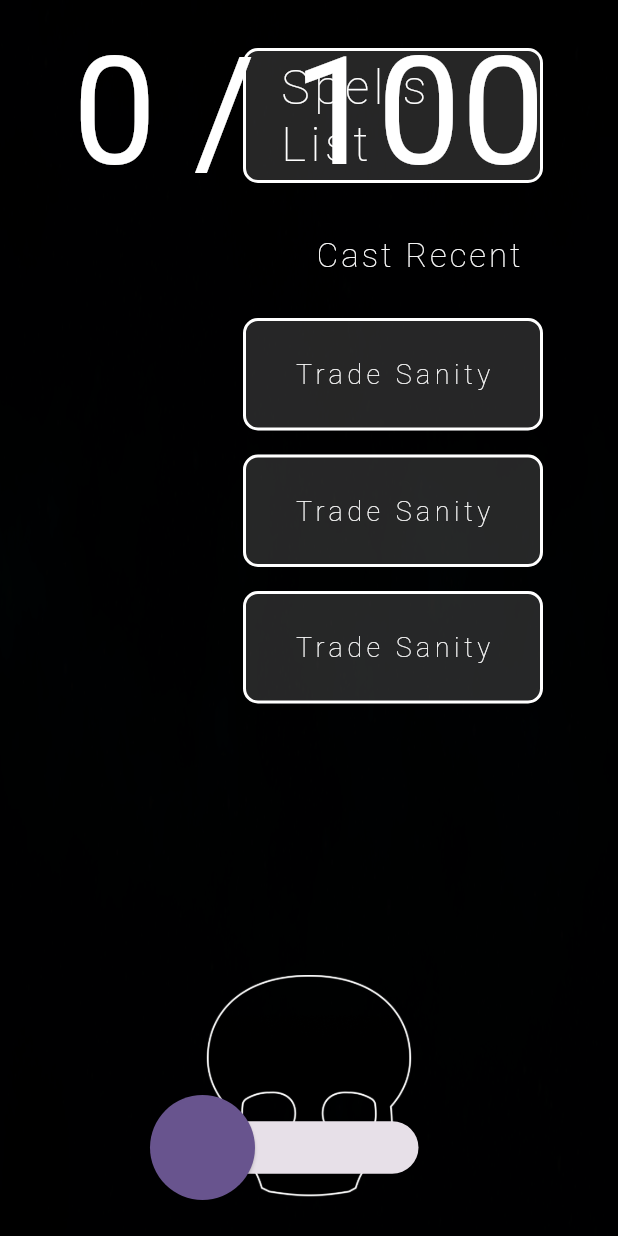
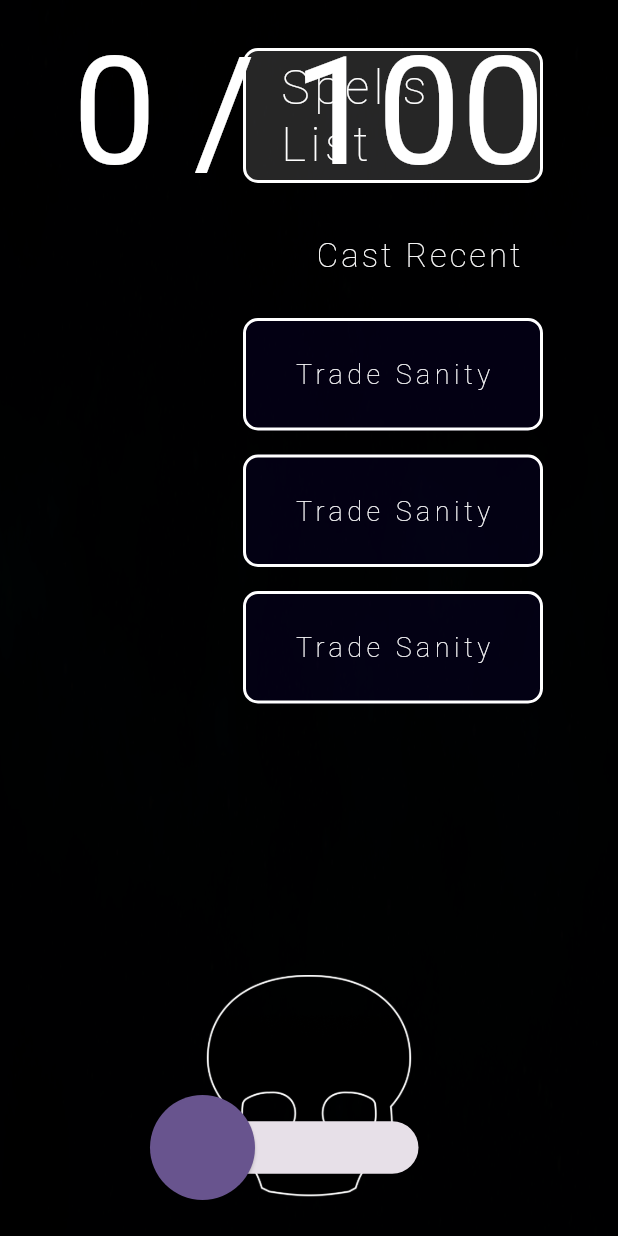
Before and after one commit to dompetriella/Madness-Meter-2.0, a Flutter app: the screen it shows after launch, on a phone screen of 412 x 824 dp. Run offline on Flutter 3.47's test engine with Material 2 defaults, Android fonts, the phone set to English and light mode, and no system bars; our stand-ins replace flutter_animate, flutter_dotenv, flutter_hooks, flutter_riverpod, google_fonts, hooks_riverpod and 1 more; accounts and stored records are empty; Roboto replaces fonts that are missing (Astloch).

Commit message:
adjust meter width

```diff
--- a/lib/home_page.dart
+++ b/lib/home_page.dart
@@ -167,7 +167,7 @@ class MadnessMeter extends ConsumerWidget {
           clipper: TriangleClipper(),
           child: AnimatedContainer(
             duration: 50.ms,
-            width: 5 * ref.watch(madnessMeterValue).toDouble() * 1.2,
+            width: 6.5 * ref.watch(madnessMeterValue).toDouble() * 1.2,
             height: 8 * ref.watch(madnessMeterValue).toDouble(),
             decoration: BoxDecoration(
                 gradient: LinearGradient(
@@ -324,7 +324,7 @@ class SpellDescription extends StatelessWidget {
   }
 }
 
-class SpellButton extends StatelessWidget {
+class SpellButton extends ConsumerWidget {
   final bool isSpellMenu;
   final String title;
   final VoidCallback onPressed;
@@ -335,7 +335,7 @@ class SpellButton extends StatelessWidget {
       required this.onPressed});
 
   @override
-  Widget build(BuildContext context) {
+  Widget build(BuildContext context, WidgetRef ref) {
     return Padding(
       padding: EdgeInsets.symmetric(vertical: isSpellMenu ? 16.0 : 8),
       child: ElevatedButton(
@@ -352,7 +352,11 @@ class SpellButton extends StatelessWidget {
         ),
         style: ElevatedButton.styleFrom(
             fixedSize: isSpellMenu ? Size(200, 90) : Size(200, 75),
-            backgroundColor: Colors.white.withOpacity(.15),
+            backgroundColor: isSpellMenu
+                ? Colors.white.withOpacity(.15)
+                : percentageToHsl(ref.watch(madnessMeterValue).toDouble() / 100,
+                        250, 0, .35)
+                    .withOpacity(.1),
             shape: RoundedRectangleBorder(
                 side: BorderSide(color: Colors.white, width: 2),
                 borderRadius: BorderRadius.circular(10))),
```
